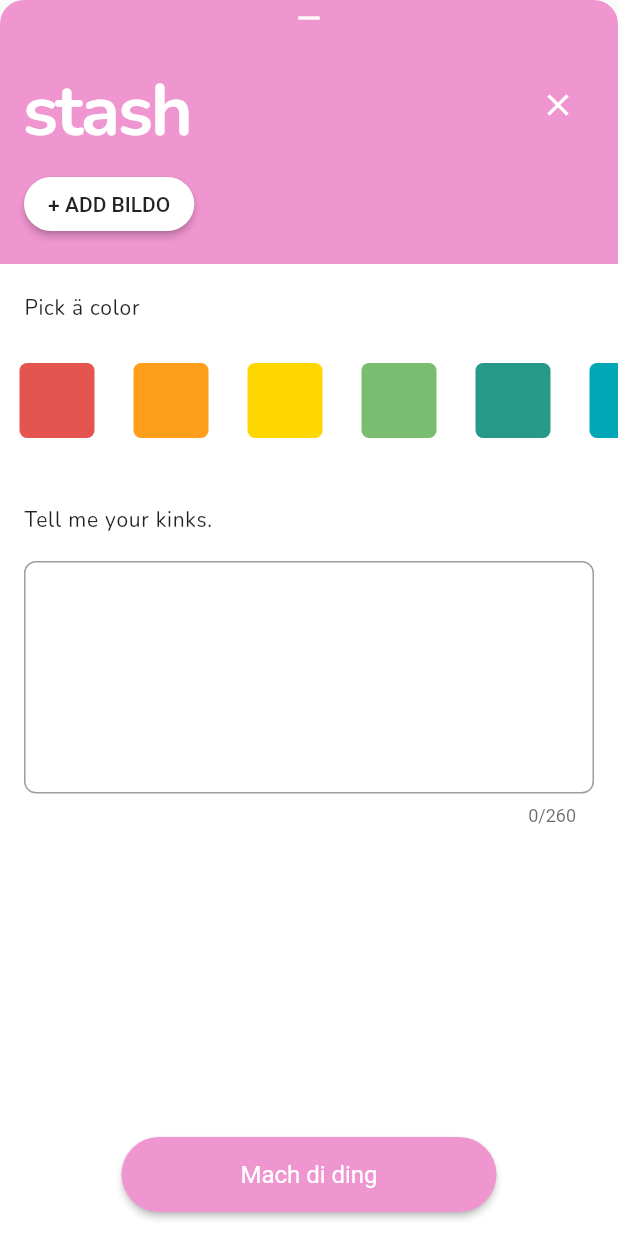
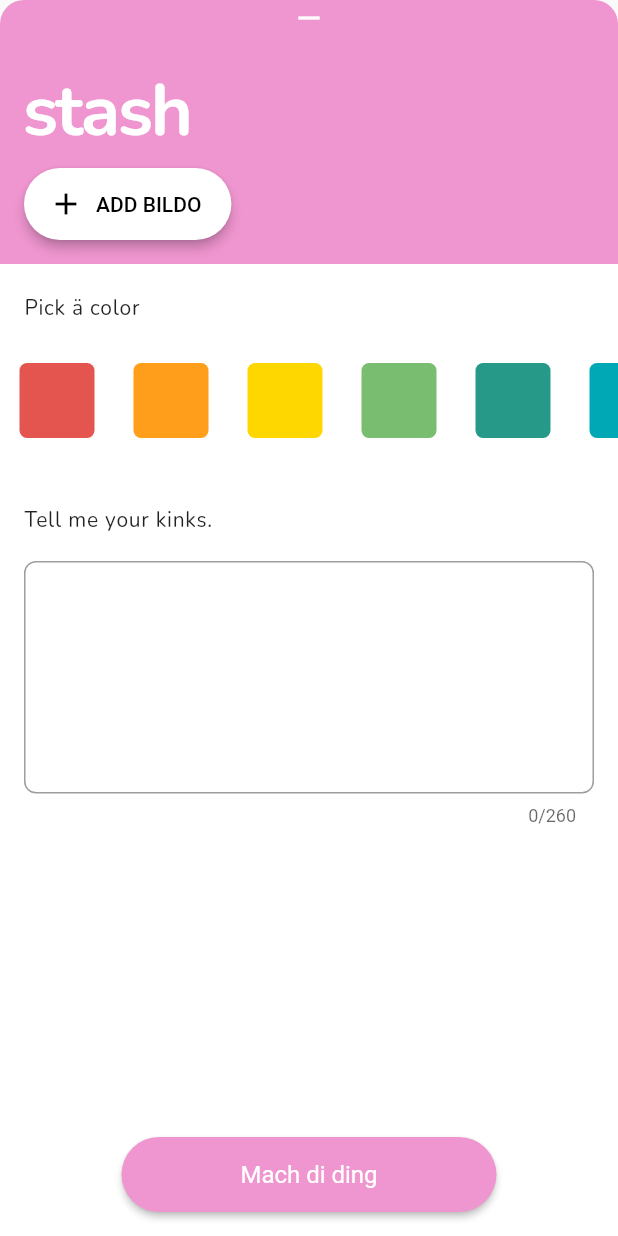
Before and after one commit to fruendinne/stash-app-flutter, a Flutter app: the CreateScreen widget shown alone on an empty page, opened directly, on a phone screen of 412 x 824 dp. Run offline on Flutter 3.47's test engine with Material 2 defaults, Android fonts, the phone set to English and light mode, and no system bars; our stand-ins replace flutter_map, geolocator, google_fonts, image_picker, latlong, material_design_icons_flutter and 1 more; missing offline and left inert: user_location; network calls fail.

Commit message:
changed material button to floating action button

```diff
--- a/lib/screens/create/create.dart
+++ b/lib/screens/create/create.dart
@@ -20,12 +20,16 @@ class CreateScreenView
     if (state.image == null) {
       return Align(
         alignment: Alignment.centerLeft,
-        child: MaterialButton(
-          child: Text("+ ADD BILDO"),
+        child: FloatingActionButton.extended(
+          elevation: 3,
+          label: Text("ADD BILDO",
+          style: Theme.of(context).textTheme.button.copyWith(color: Colors.black)),
           onPressed: state.getImage,
-          shape:
-              RoundedRectangleBorder(borderRadius: new BorderRadius.circular(50)),
-          color: Colors.white,
+          icon: Icon(
+            Icons.add,
+            color: Colors.black,),
+
+          backgroundColor: Colors.white,
         ),
       );
     } else {
@@ -39,9 +43,25 @@ class CreateScreenView
             alignment: FractionalOffset.center),
             borderRadius: BorderRadius.circular(8),
           ),
-          child: ,
-        ),
-      );
+
+
+          child: Align(
+            alignment: Alignment.topRight,
+            child: Padding(
+              padding: const EdgeInsets.all(8.0),
+              child: FloatingActionButton(
+                elevation: 1,
+                onPressed: state.deleteImage,
+                backgroundColor: Colors.white,
+                child: Icon(Icons.close,
+                  color: Colors.black,
+                ),
+                mini: true,
+              ),
+            ),
+          )
+      )
+    );
     }
   }
 
@@ -61,15 +81,16 @@ class CreateScreenView
         children: <Widget>[
           SlidePanelHeader(
             color: state.color,
-            topRightAppend: IconButton(
-              icon: Icon(Icons.close, color: Colors.white),
-            ),
+//            topRightAppend: IconButton(
+//              icon: Icon(Icons.close, color: Colors.white),
+//            ),
             body: _buildHeaderBody(context)
           ),
           Align(
             child: Padding(
               padding: const EdgeInsets.only(left: 16.0, top: 16.0),
-              child: Text("Pick ä color"),
+              child: Text("Pick ä color",
+              ),
             ),
             alignment: Alignment.centerLeft,
           ),
@@ -81,7 +102,8 @@ class CreateScreenView
           Padding(
             padding: const EdgeInsets.only(left: 16.0, top: 16.0),
             child: Align(
-              child: Text("Tell me your kinks."),
+              child: Text("Tell me your kinks.",
+              ),
               alignment: Alignment.centerLeft,
             ),
           ),
--- a/lib/screens/create/create_controller.dart
+++ b/lib/screens/create/create_controller.dart
@@ -35,6 +35,12 @@ class CreateScreenController extends State<CreateScreen> {
     debugPrint("Dickkkkk");
   }
 
+  void deleteImage(){
+    image = null;
+    setState(() {
+    });
+  }
+
   Future getImage() async {
     final picker = ImagePicker();
 
```
